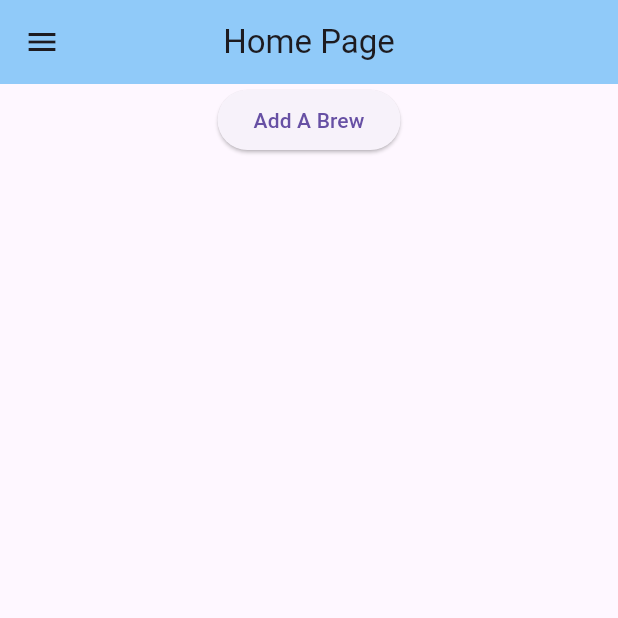
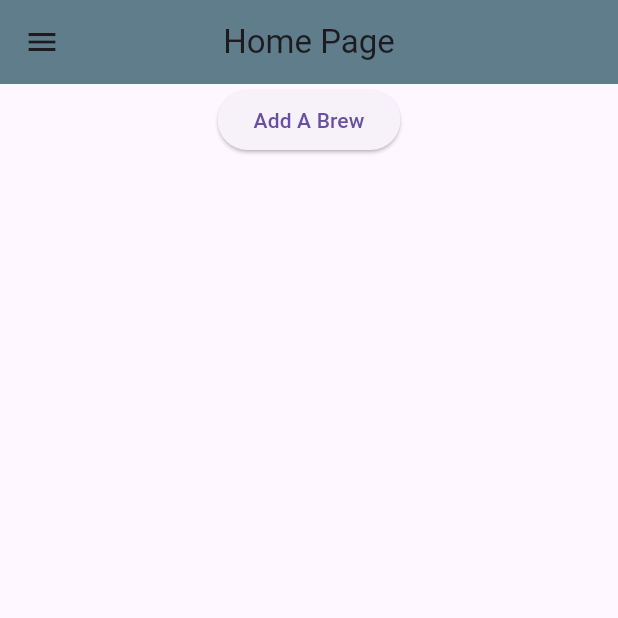
Before and after one commit to Seanm64/FermentationStation, a Flutter app: the screen it shows after launch, on a phone screen of 412 x 824 dp, the top half of it. Run offline on Flutter 3.47's test engine with Material 3 defaults, Android fonts, the phone set to English and light mode, and no system bars; our stand-ins replace hive; accounts and stored records are empty; generated files the repository leaves out were written again.

Commit message:
Changed colors

```diff
--- a/lib/pages/configurations.dart
+++ b/lib/pages/configurations.dart
@@ -75,7 +75,7 @@ class _ConfigurationState extends State<Configuration> {
       appBar: AppBar(
         title: const Text('Configurations'),
         centerTitle: true,
-        backgroundColor: Colors.lightBlue,
+        backgroundColor: Colors.blueGrey,
       ),
       body: Column(
         children: [
--- a/lib/pages/home_page.dart
+++ b/lib/pages/home_page.dart
@@ -43,7 +43,7 @@ class _HomeState extends State<Home> {
   Widget build(BuildContext context) {
     return Scaffold(
       appBar: AppBar(
-          backgroundColor: Colors.blue[200],
+          backgroundColor: Colors.blueGrey,
           title: Text("Home Page"),
           centerTitle: true,
       ),
```
Also changed, not shown: lib/pages/add_brew.dart (+9 -1 lines), lib/utils/abv_calulations.dart (added).
